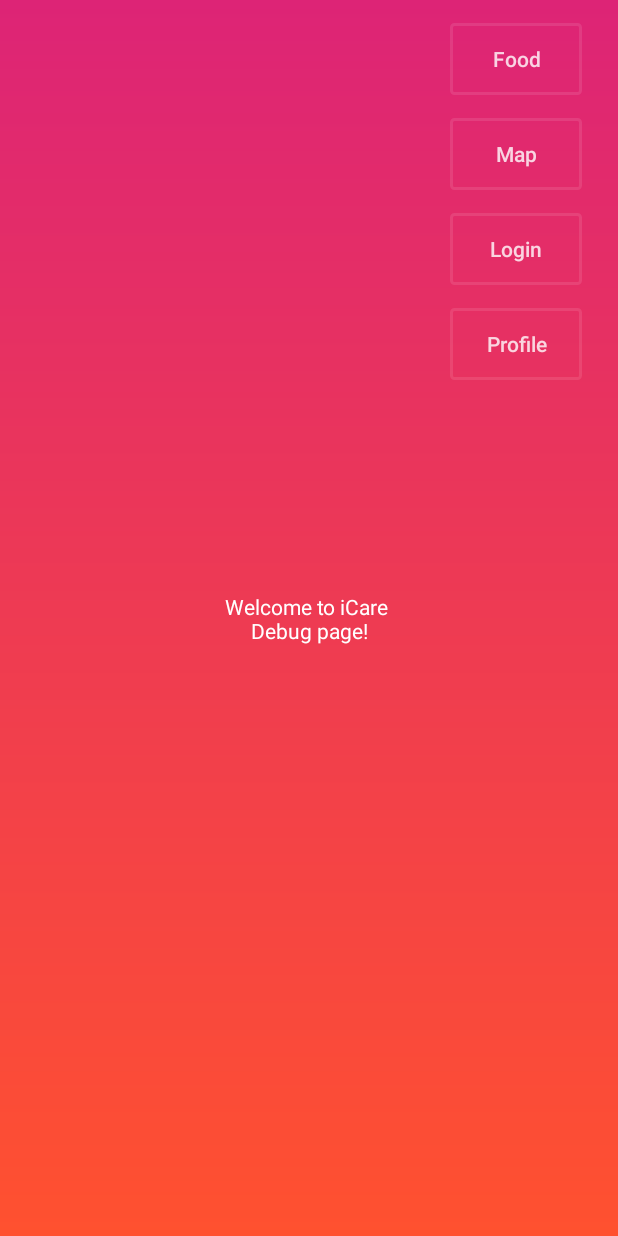
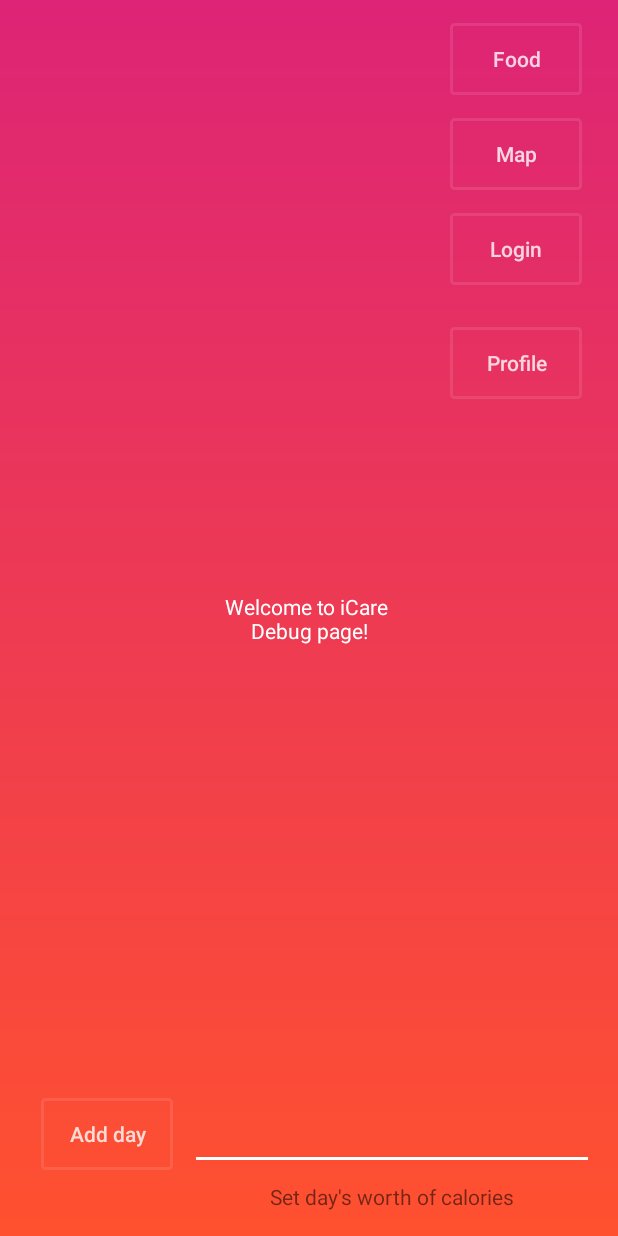
Before and after one commit to benjambo/iBeet, an Android app: the MainActivity screen opened directly, with no data from a screen before it, on a phone screen of 412 x 824 dp. Run offline under Robolectric (Android 15) with nearby library versions, the phone set to English and light mode, and no system bars.

Commit message:
- almost made a debug button

```diff
--- a/app/src/main/java/com/example/ibeet/MainActivity.java
+++ b/app/src/main/java/com/example/ibeet/MainActivity.java
@@ -2,16 +2,20 @@ package com.example.ibeet;
 
 import android.content.Context;
 import android.content.Intent;
+import android.content.SharedPreferences;
 import android.os.Bundle;
 import android.view.View;
 import android.widget.Button;
+import android.widget.TextView;
 import android.widget.Toast;
 
 import androidx.appcompat.app.AppCompatActivity;
 
+import java.util.ArrayList;
+
 public class MainActivity extends AppCompatActivity {
 
-    private Button food, login, mapButton, profile;
+    private Button food, login, mapButton, profile, addDay;
     private long backPressedTime;
     private Toast backToast;
 
@@ -57,6 +61,26 @@ public class MainActivity extends AppCompatActivity {
                 startActivity(profileActivity);
             }
         });
+
+        //DEBUG
+        addDay = findViewById(R.id.addDay);
+        addDay.setOnClickListener(new View.OnClickListener() {
+            @Override
+            public void onClick(View v) {
+                TextView tv =  findViewById(R.id.guideFood);
+                String cals = (String)tv.getText();
+                int calsInt = Integer.parseInt(cals);
+
+                SharedPreferences prefs = MainActivity.this.getSharedPreferences("com.example.ibeet.DATES", Context.MODE_PRIVATE);
+                double[] daa = new double[]{(double)calsInt, 0, 0, 0};
+
+                FileHandler.getInstance().readUserFile(MainActivity.this).getNutCollection(
+                        prefs.getString("userKey", "")).set(
+                                TimeCalculator.getInstance().getDayRotation(), daa
+                );
+
+            }
+        });
     }
 
     @Override
--- a/app/src/main/res/layout/activity_main.xml
+++ b/app/src/main/res/layout/activity_main.xml
@@ -62,7 +62,7 @@
         android:id="@+id/profileBtn"
         android:layout_width="wrap_content"
         android:layout_height="wrap_content"
-        android:layout_marginTop="15dp"
+        android:layout_marginTop="28dp"
         android:layout_marginEnd="24dp"
         android:background="@drawable/button_background"
         android:text="Profile"
@@ -71,4 +71,43 @@
         app:layout_constraintEnd_toEndOf="parent"
         app:layout_constraintTop_toBottomOf="@+id/loginBtn" />
 
+    <Button
+        android:id="@+id/addDay"
+        android:layout_width="wrap_content"
+        android:layout_height="wrap_content"
+        android:layout_marginStart="8dp"
+        android:layout_marginEnd="8dp"
+        android:layout_marginBottom="44dp"
+        android:background="@drawable/button_background"
+        android:text="Add day"
+        android:textAllCaps="false"
+        android:textColor="@color/login"
+        app:layout_constraintBottom_toBottomOf="parent"
+        app:layout_constraintEnd_toStartOf="@+id/editText"
+        app:layout_constraintHorizontal_bias="0.863"
+        app:layout_constraintStart_toStartOf="parent" />
+
+    <EditText
+        android:id="@+id/editText"
+        android:layout_width="269dp"
+        android:layout_height="48dp"
+        android:layout_marginEnd="16dp"
+        android:ems="10"
+        android:inputType="numberSigned"
+        app:layout_constraintBottom_toBottomOf="parent"
+        app:layout_constraintEnd_toEndOf="parent"
+        app:layout_constraintTop_toTopOf="@+id/addDay"
+        app:layout_constraintVertical_bias="0.0" />
+
+    <TextView
+        android:id="@+id/guideFood"
+        android:layout_width="wrap_content"
+        android:layout_height="20dp"
+        android:layout_marginBottom="8dp"
+        android:text="Set day's worth of calories"
+        app:layout_constraintBottom_toBottomOf="parent"
+        app:layout_constraintEnd_toEndOf="@+id/editText"
+        app:layout_constraintStart_toStartOf="@+id/editText"
+        app:layout_constraintTop_toBottomOf="@+id/editText" />
+
 </androidx.constraintlayout.widget.ConstraintLayout>
```
